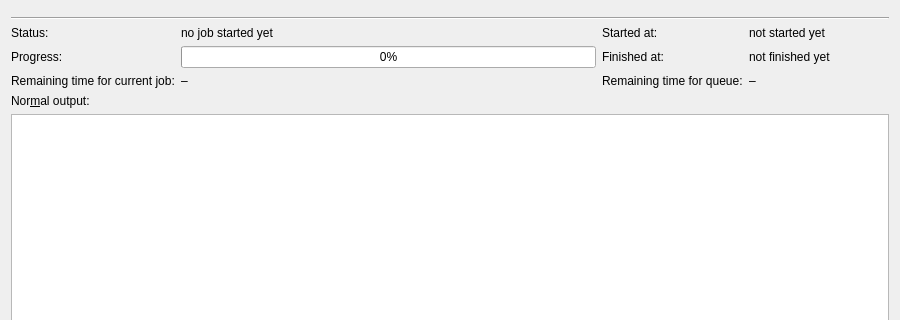
The window that src/mkvtoolnix-gui/forms/watch_jobs/tab.ui (jpsdr/MKVToolnix-Windows-7) describes before a commit, drawn with Qt 5; both pictures show x 0 to 900 and y 0 to 320 of the 900 by 593 pixel window.
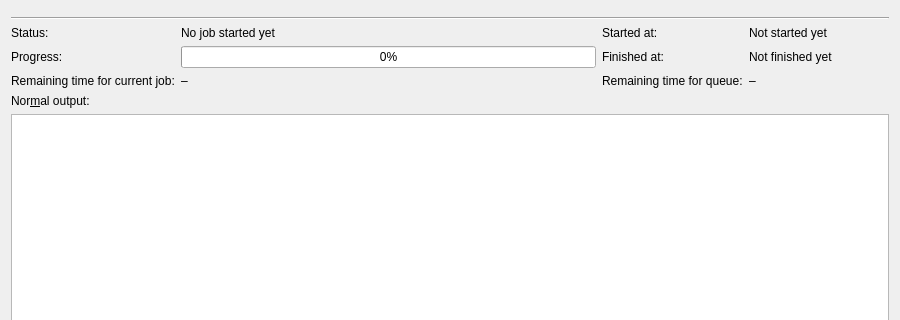
The same window after the commit. Custom widgets are drawn as their Qt base class.

```diff
--- a/src/mkvtoolnix-gui/forms/watch_jobs/tab.ui
+++ b/src/mkvtoolnix-gui/forms/watch_jobs/tab.ui
@@ -36,7 +36,7 @@
      <item row="0" column="1">
       <widget class="QLabel" name="status">
        <property name="text">
-        <string>no job started yet</string>
+        <string>No job started yet</string>
        </property>
       </widget>
      </item>
@@ -56,7 +56,7 @@
         </size>
        </property>
        <property name="text">
-        <string>not started yet</string>
+        <string>Not started yet</string>
        </property>
       </widget>
      </item>
@@ -104,7 +104,7 @@
         </size>
        </property>
        <property name="text">
-        <string>not finished yet</string>
+        <string>Not finished yet</string>
        </property>
       </widget>
      </item>
```
